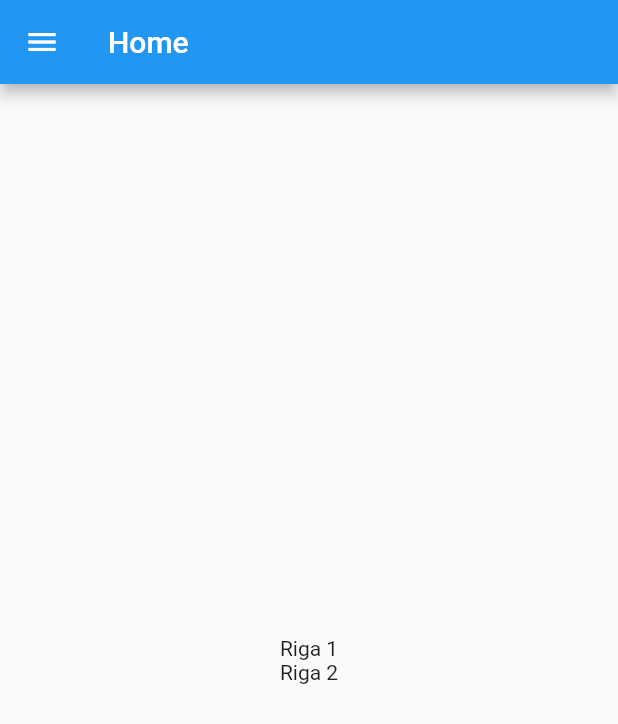
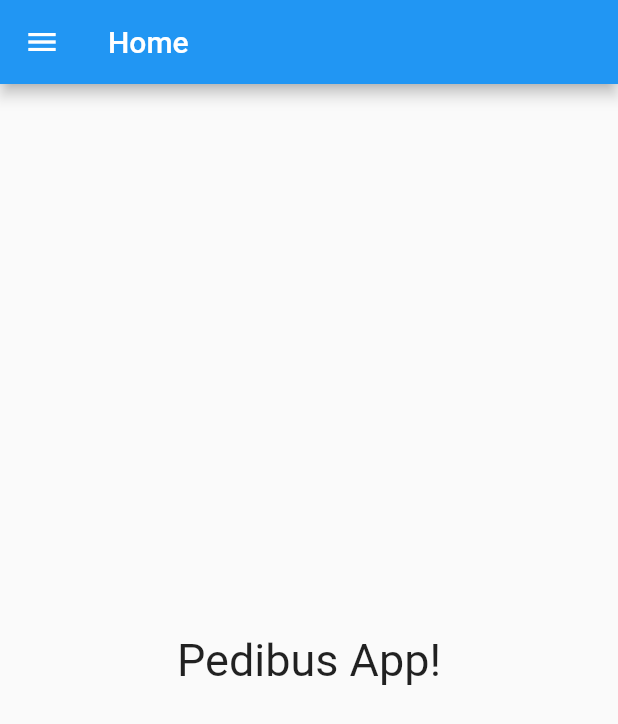
Before and after one commit to CarloRamponi/pedibusApp, a Flutter app: the screen it shows after launch, on a phone screen of 412 x 824 dp. Shown: the top 724 px of the screen. Run offline on Flutter 3.47's test engine with Material 2 defaults, Android fonts, the phone set to English and light mode, and no system bars.

```diff
--- a/lib/home_page.dart
+++ b/lib/home_page.dart
@@ -19,16 +19,13 @@ class _MyHomePageState extends State<MyHomePage> {
         title: new Text(widget.title),
       ),
       body: new Center(
-        child: new Column(
-          mainAxisAlignment: MainAxisAlignment.center,
-          children: <Widget>[
-            new Text(
-              'Riga 1',
-            ),
-            new Text(
-              'Riga 2',
-            ),
-          ],
+        child: new Container(
+          margin: const EdgeInsets.all(15.0),
+          child: new Text(
+            'Pedibus App!',
+            textAlign: TextAlign.center,
+            style: new TextStyle(fontSize: 30.0),
+          ),
         ),
       ),
       drawer: new MyDrawer(0, context),
--- a/lib/linee_page.dart
+++ b/lib/linee_page.dart
@@ -32,6 +32,7 @@ class _LineePageState extends State<LineePage> {
 
             for(int i = 0; i < snapshot.data['totalCount']; i++) {
               list[i] = new ListTile(
+                leading: new Icon(Icons.map),
                 title: new Text(snapshot.data['searchHits'][i]['data']['ita-IT']['nome']),
                 onTap: () {
                   Navigator.of(context).push(
```
Also changed, not shown: lib/linea_page.dart (+36 -7 lines).
